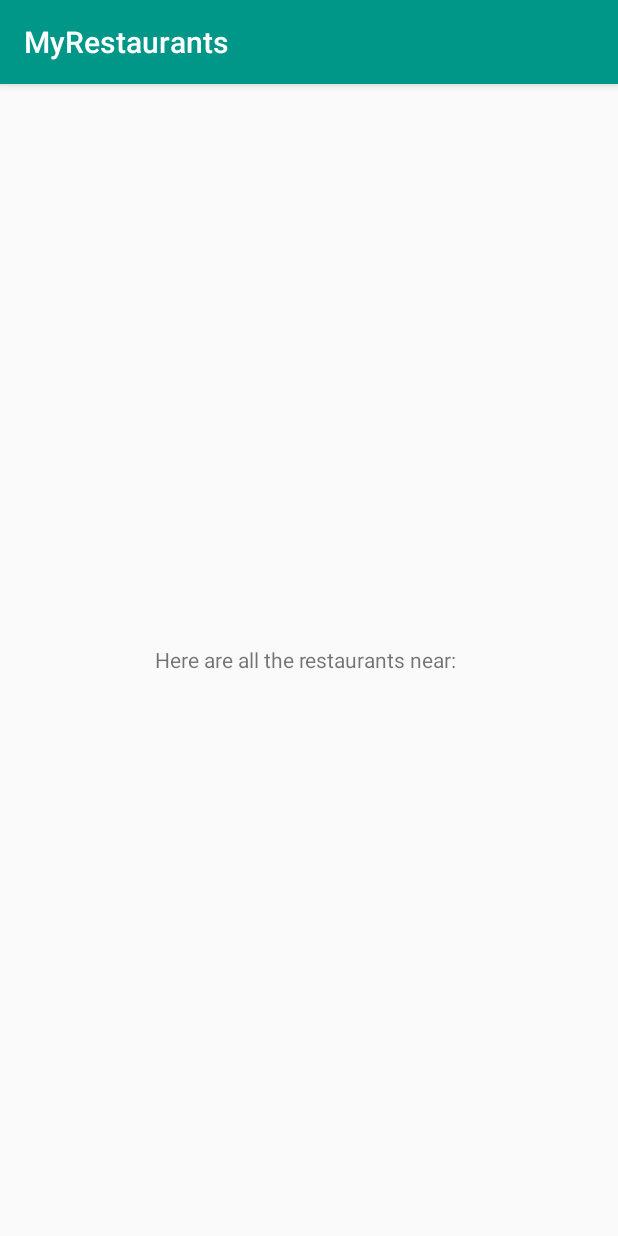
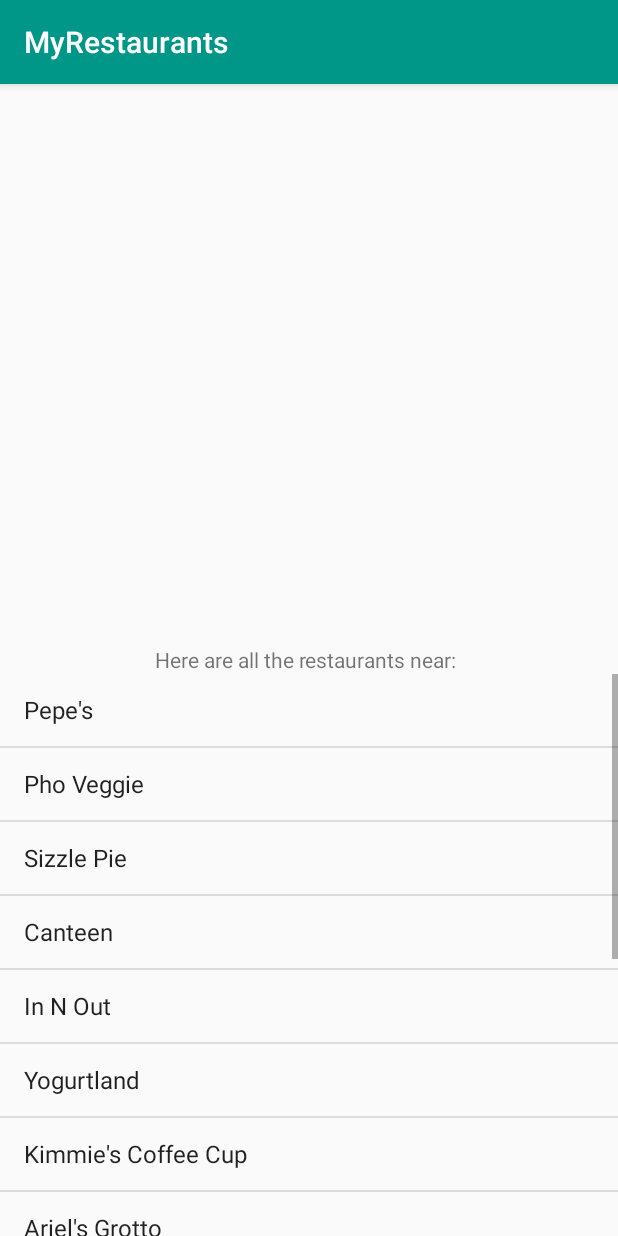
Before and after one commit to scotthollandjr/MyRestaurants, an Android app: the screen it shows after launch (RestaurantsActivity), after a tap on "FIND RESTAURANTS", on a phone screen of 412 x 824 dp. Run offline under Robolectric (Android 15) with nearby library versions, the phone set to English and light mode, and no system bars; our stand-ins replace ButterKnife.

```diff
--- a/app/build.gradle
+++ b/app/build.gradle
@@ -31,4 +31,5 @@ dependencies {
     compile 'com.android.support:appcompat-v7:23.3.0'
     testCompile 'org.robolectric:robolectric:3.0'
     testCompile 'org.robolectric:shadows-support-v4:3.0'
+    compile 'com.jakewharton:butterknife:7.0.1'
 }
--- a/app/src/main/java/com/epicodus/myrestaurants/MainActivity.java
+++ b/app/src/main/java/com/epicodus/myrestaurants/MainActivity.java
@@ -1,25 +1,34 @@
 package com.epicodus.myrestaurants;
 
 import android.content.Intent;
+import android.graphics.Typeface;
 import android.support.v7.app.AppCompatActivity;
 import android.os.Bundle;
 import android.util.Log;
 import android.view.View;
 import android.widget.Button;
 import android.widget.EditText;
+import android.widget.TextView;
 import android.widget.Toast;
 
+import butterknife.Bind;
+import butterknife.ButterKnife;
+
 public class MainActivity extends AppCompatActivity {
+    @Bind(R.id.findRestaurantsButton) Button mFindRestaurantsButton;
+    @Bind(R.id.locationEditText) EditText mLocationEditText;
+    @Bind(R.id.appNameTextView) TextView myAppNameTextView;
+
     public static final String TAG = MainActivity.class.getSimpleName();
-    private Button mFindRestaurantsButton;
-    private EditText mLocationEditText;
 
     @Override
     protected void onCreate(Bundle savedInstanceState) {
         super.onCreate(savedInstanceState);
         setContentView(R.layout.activity_main);
-        mLocationEditText = (EditText) findViewById(R.id.locationEditText);
-        mFindRestaurantsButton = (Button) findViewById(R.id.findRestaurantsButton);
+        ButterKnife.bind(this);
+
+        Typeface pacificoFont = Typeface.DEFAULT.createFromAsset(getAssets(), "fonts/Pacifico.ttf");
+        myAppNameTextView.setTypeface(pacificoFont);
 
         mFindRestaurantsButton.setOnClickListener(new View.OnClickListener() {
             @Override
--- a/app/src/main/java/com/epicodus/myrestaurants/RestaurantsActivity.java
+++ b/app/src/main/java/com/epicodus/myrestaurants/RestaurantsActivity.java
@@ -3,16 +3,44 @@ package com.epicodus.myrestaurants;
 import android.content.Intent;
 import android.support.v7.app.AppCompatActivity;
 import android.os.Bundle;
+import android.view.View;
+import android.widget.AdapterView;
+import android.widget.ArrayAdapter;
+import android.widget.ListView;
 import android.widget.TextView;
+import android.widget.Toast;
+
+import butterknife.Bind;
+import butterknife.ButterKnife;
 
 public class RestaurantsActivity extends AppCompatActivity {
-    private TextView mLocationTextView;
+    @Bind(R.id.locationTextView) TextView mLocationTextView;
+    @Bind(R.id.listView) ListView mListView;
+
+
+    private String[] restaurants = new String[] {"Pepe's", "Pho Veggie",
+            "Sizzle Pie", "Canteen", "In N Out", "Yogurtland",
+            "Kimmie's Coffee Cup", "Ariel's Grotto", "Cheese and Crack", "Juicy Burger",
+            "Lardo", "Tony & Alba's", "Kennedy School",
+            "Taqueria Portland", "The Blue Bayou"};
 
     @Override
     protected void onCreate(Bundle savedInstanceState) {
         super.onCreate(savedInstanceState);
         setContentView(R.layout.activity_restaurants);
-        mLocationTextView = (TextView) findViewById(R.id.locationTextView);
+        ButterKnife.bind(this);
+
+        ArrayAdapter adapter = new ArrayAdapter(this, android.R.layout.simple_list_item_1, restaurants);
+        mListView.setAdapter(adapter);
+
+        mListView.setOnItemClickListener(new AdapterView.OnItemClickListener() {
+            @Override
+            public void onItemClick(AdapterView<?> adapterView, View view, int i, long l) {
+                String restaurant = ((TextView)view).getText().toString();
+                Toast.makeText(RestaurantsActivity.this, restaurant, Toast.LENGTH_LONG).show();
+            }
+        });
+
         Intent intent = getIntent();
         String location= intent.getStringExtra("location");
         mLocationTextView.setText("Here are all the restaurants near: " + location);
--- a/app/src/main/res/layout/activity_main.xml
+++ b/app/src/main/res/layout/activity_main.xml
@@ -22,9 +22,9 @@
         android:layout_centerHorizontal="true"
         android:layout_marginTop="35dp"
         android:textColor="@color/colorTextIcon"
-        android:textSize="40sp"
+        android:textSize="55sp"
         android:textStyle="bold"
-        android:id="@+id/textView" />
+        android:id="@+id/appNameTextView" />
 
     <EditText
         android:layout_width="wrap_content"
--- a/app/src/main/res/layout/activity_restaurants.xml
+++ b/app/src/main/res/layout/activity_restaurants.xml
@@ -13,4 +13,12 @@
         android:layout_centerVertical="true"
         android:layout_centerHorizontal="true" />
 
+    <ListView
+        android:layout_width="match_parent"
+        android:layout_height="wrap_content"
+        android:id="@+id/listView"
+        android:layout_below="@+id/locationTextView"
+        android:layout_alignParentRight="true"
+        android:layout_alignParentEnd="true" />
+
 </RelativeLayout>
```
Also changed, not shown: app/src/main/assets/fonts/Pacifico.ttf (added).
